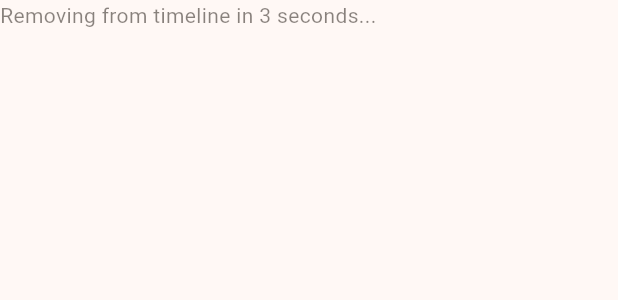
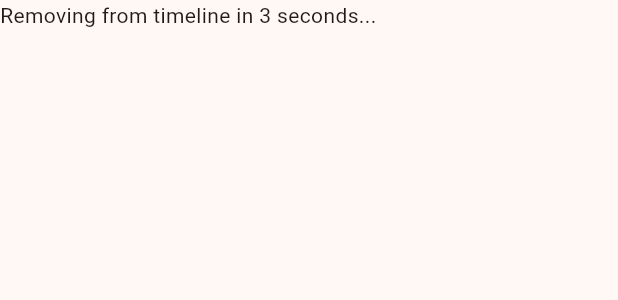
Before and after one commit to Amalshaheen/thought_trail, a Flutter app: the AnimatedDismissibleBackground widget shown alone on an empty page, opened directly, on a phone screen of 412 x 824 dp. Shown: the top 300 px of the screen. Run offline on Flutter 3.47's test engine with Material 3 defaults, Android fonts, the phone set to English and light mode, and no system bars; our stand-ins replace audioplayers, flutter_bloc, fluttertoast, fpdart, freezed_annotation, get_it and 4 more; missing offline and left inert: image_size_getter, record; accounts and stored records are empty; generated files the repository leaves out were written again.

Commit message:
feat: improve dismissible memory tile background and simplify fade-out logic

```diff
--- a/lib/presentation/timeline/widgets/memory_list_tile_widget.dart
+++ b/lib/presentation/timeline/widgets/memory_list_tile_widget.dart
@@ -52,6 +52,7 @@ class MemoryListTileWidget extends StatelessWidget {
       child: Row(
         // direction: Axis.horizontal,
         crossAxisAlignment: CrossAxisAlignment.center,
+
         // mainAxisAlignment: MainAxisAlignment.spaceAround,
 
         children: [
@@ -65,6 +66,7 @@ class MemoryListTileWidget extends StatelessWidget {
                 minHeight: (isToday || isMemory) ? 100 : 0,
               ),
               child: Column(
+                mainAxisAlignment: MainAxisAlignment.center,
                 children: [
                   // If the memory is from today and the time is one of 6am,
                   // 12pm, 4pm, or 8pm, display the time label.
@@ -75,14 +77,12 @@ class MemoryListTileWidget extends StatelessWidget {
                   (isMemory)
                       ? Dismissible(
                           key: Key(memory.id.value.getOrCrash()),
-                          background: AnimatedDismissibleBackground(),
                           direction: DismissDirection.endToStart,
                           confirmDismiss: (direction) async {
                             final snackBarController =
                                 ScaffoldMessenger.of(context).showSnackBar(
                               SnackBar(
-                                content: Text(
-                                    "Memory of type ${memory.memoryContent.type.name} will be removed in 4 seconds"),
+                                content: AnimatedDismissibleBackground(),
                                 action: SnackBarAction(
                                   label: "Undo",
                                   onPressed: () {
@@ -140,23 +140,13 @@ class AnimatedDismissibleBackground extends StatefulWidget {
 
 class _AnimatedDismissibleBackgroundState
     extends State<AnimatedDismissibleBackground> {
-  double opacityLevel = 1.0;
   int _secondsRemaining = 4;
 
   @override
   void initState() {
     super.initState();
     // Start the fade-out animation when the widget is first created.
-    _startFadeOut();
     _startCountdown();
-  }
-
-  void _startFadeOut() {
-    Future.delayed(const Duration(milliseconds: 500), () {
-      if (mounted) {
-        setState(() => opacityLevel = 0.0);
-      }
-    });
   }
 
   void _startCountdown() {
@@ -172,10 +162,6 @@ class _AnimatedDismissibleBackgroundState
 
   @override
   Widget build(BuildContext context) {
-    return AnimatedOpacity(
-      opacity: opacityLevel,
-      duration: const Duration(seconds: 3),
-      child: Text('Removing from timeline in $_secondsRemaining seconds...'),
-    );
+    return Text('Removing from timeline in $_secondsRemaining seconds...');
   }
 }
```
